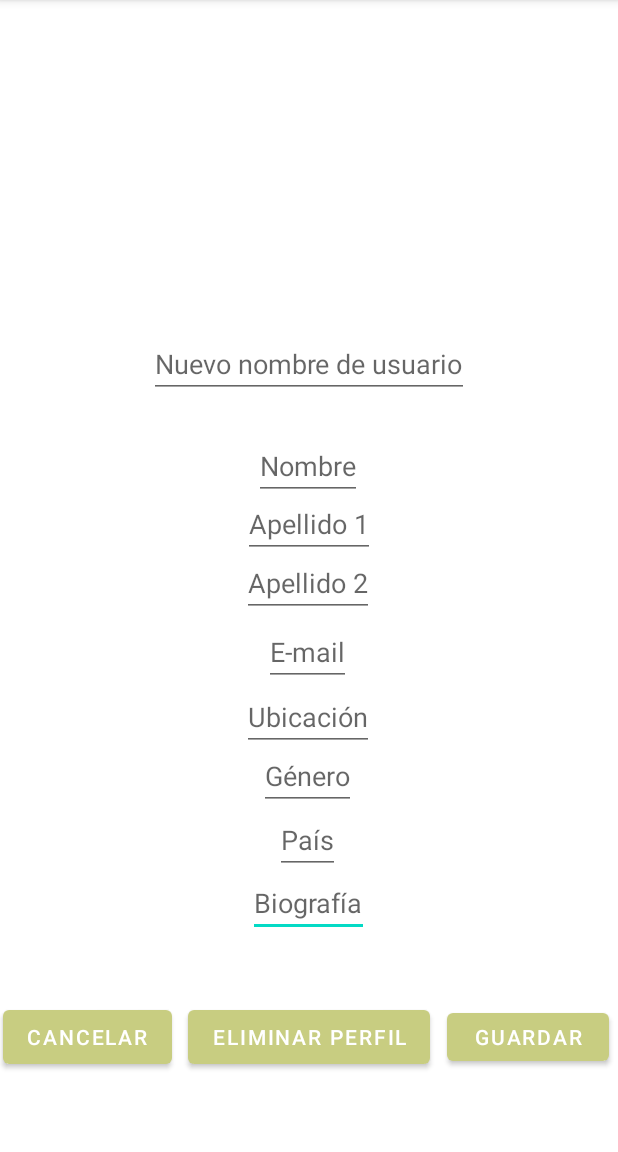
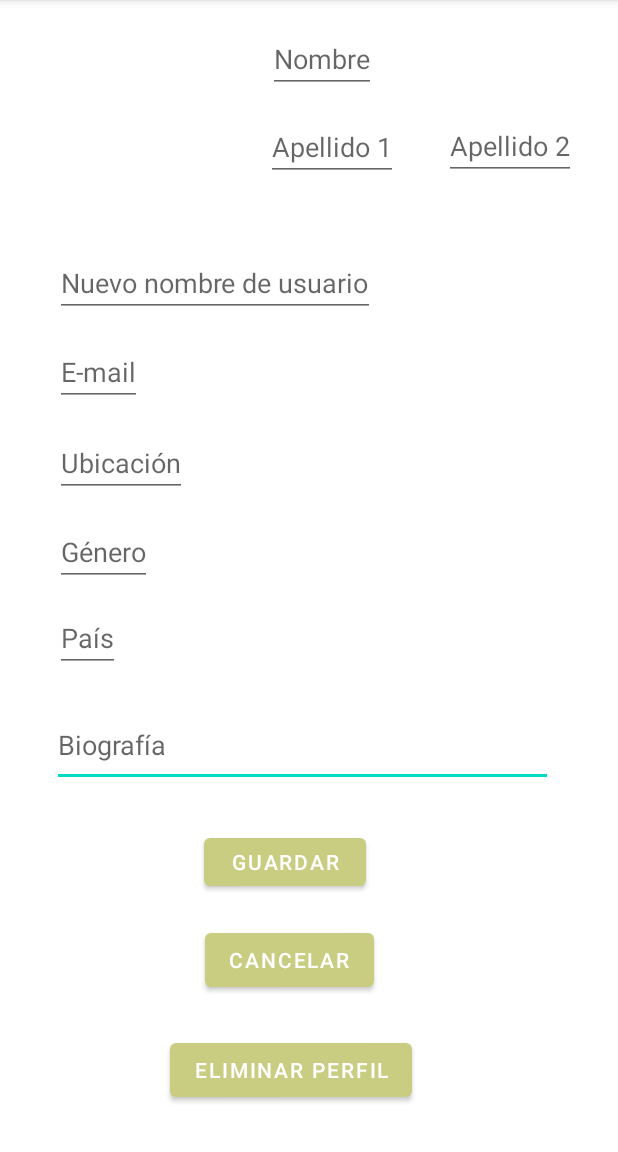
Before and after one commit to isotupa/TapasTop, an Android app: the EditarPerfilActivity screen opened directly, with no data from a screen before it, on a phone screen of 412 x 824 dp, the part 84-1236 px from its top. Run offline under Robolectric (Android 15) with nearby library versions, the phone set to English and light mode, and no system bars.

Commit message:
cambiado cositas

```diff
--- /dev/null
+++ b/app/src/main/res/drawable/iconmonstr_checkbox_21.xml
@@ -0,0 +1,9 @@
+<vector xmlns:android="http://schemas.android.com/apk/res/android"
+    android:width="24dp"
+    android:height="24dp"
+    android:viewportWidth="24"
+    android:viewportHeight="24">
+  <path
+      android:fillColor="#FF000000"
+      android:pathData="M12,0c-6.627,0 -12,5.373 -12,12s5.373,12 12,12 12,-5.373 12,-12 -5.373,-12 -12,-12zM10.041,17l-4.5,-4.319 1.395,-1.435 3.08,2.937 7.021,-7.183 1.422,1.409 -8.418,8.591z"/>
+</vector>
--- a/app/src/main/res/layout/activity_crear_cuenta2.xml
+++ b/app/src/main/res/layout/activity_crear_cuenta2.xml
@@ -82,7 +82,7 @@
         android:text="Terminar"
         app:layout_constraintBottom_toBottomOf="parent"
         app:layout_constraintEnd_toEndOf="parent"
-        app:layout_constraintHorizontal_bias="0.75"
+        app:layout_constraintHorizontal_bias="0.829"
         app:layout_constraintStart_toStartOf="parent"
         app:layout_constraintTop_toBottomOf="@+id/bioCCTxtEdit" />
 
--- a/app/src/main/res/layout/activity_editar_perfil.xml
+++ b/app/src/main/res/layout/activity_editar_perfil.xml
@@ -8,15 +8,15 @@
 
     <EditText
         android:id="@+id/bioEPEdit"
-        android:layout_width="wrap_content"
-        android:layout_height="wrap_content"
+        android:layout_width="334dp"
+        android:layout_height="55dp"
         android:hint="Biografía"
         app:layout_constraintBottom_toBottomOf="parent"
         app:layout_constraintEnd_toEndOf="parent"
-        app:layout_constraintHorizontal_bias="0.498"
+        app:layout_constraintHorizontal_bias="0.441"
         app:layout_constraintStart_toStartOf="parent"
         app:layout_constraintTop_toBottomOf="@+id/cambiarUsernameEPBtn"
-        app:layout_constraintVertical_bias="0.687" />
+        app:layout_constraintVertical_bias="0.515" />
 
     <EditText
         android:id="@+id/paisEPEdit"
@@ -25,10 +25,10 @@
         android:hint="País"
         app:layout_constraintBottom_toBottomOf="parent"
         app:layout_constraintEnd_toEndOf="parent"
-        app:layout_constraintHorizontal_bias="0.498"
+        app:layout_constraintHorizontal_bias="0.1"
         app:layout_constraintStart_toStartOf="parent"
         app:layout_constraintTop_toBottomOf="@+id/cambiarUsernameEPBtn"
-        app:layout_constraintVertical_bias="0.595" />
+        app:layout_constraintVertical_bias="0.374" />
 
     <EditText
         android:id="@+id/cambiarUsernameEPBtn"
@@ -37,9 +37,10 @@
         android:hint="Nuevo nombre de usuario"
         app:layout_constraintBottom_toBottomOf="parent"
         app:layout_constraintEnd_toEndOf="parent"
+        app:layout_constraintHorizontal_bias="0.186"
         app:layout_constraintStart_toStartOf="parent"
         app:layout_constraintTop_toTopOf="parent"
-        app:layout_constraintVertical_bias="0.304" />
+        app:layout_constraintVertical_bias="0.23" />
 
     <EditText
         android:id="@+id/nombreEPEdit"
@@ -48,10 +49,10 @@
         android:hint="Nombre"
         app:layout_constraintBottom_toBottomOf="parent"
         app:layout_constraintEnd_toEndOf="parent"
-        app:layout_constraintHorizontal_bias="0.498"
+        app:layout_constraintHorizontal_bias="0.525"
         app:layout_constraintStart_toStartOf="parent"
-        app:layout_constraintTop_toBottomOf="@+id/cambiarUsernameEPBtn"
-        app:layout_constraintVertical_bias="0.05" />
+        app:layout_constraintTop_toTopOf="parent"
+        app:layout_constraintVertical_bias="0.023" />
 
     <EditText
         android:id="@+id/ap1EPEdit"
@@ -60,9 +61,10 @@
         android:hint="Apellido 1"
         app:layout_constraintBottom_toBottomOf="parent"
         app:layout_constraintEnd_toEndOf="parent"
+        app:layout_constraintHorizontal_bias="0.547"
         app:layout_constraintStart_toStartOf="parent"
-        app:layout_constraintTop_toBottomOf="@+id/cambiarUsernameEPBtn"
-        app:layout_constraintVertical_bias="0.134" />
+        app:layout_constraintTop_toTopOf="parent"
+        app:layout_constraintVertical_bias="0.104" />
 
     <EditText
         android:id="@+id/ap2EPEdit"
@@ -71,10 +73,10 @@
         android:hint="Apellido 2"
         app:layout_constraintBottom_toBottomOf="parent"
         app:layout_constraintEnd_toEndOf="parent"
-        app:layout_constraintHorizontal_bias="0.498"
+        app:layout_constraintHorizontal_bias="0.913"
         app:layout_constraintStart_toStartOf="parent"
-        app:layout_constraintTop_toBottomOf="@+id/cambiarUsernameEPBtn"
-        app:layout_constraintVertical_bias="0.22" />
+        app:layout_constraintTop_toTopOf="parent"
+        app:layout_constraintVertical_bias="0.103" />
 
     <EditText
         android:id="@+id/emailEPEdit"
@@ -83,10 +85,10 @@
         android:hint="E-mail"
         app:layout_constraintBottom_toBottomOf="parent"
         app:layout_constraintEnd_toEndOf="parent"
-        app:layout_constraintHorizontal_bias="0.498"
+        app:layout_constraintHorizontal_bias="0.104"
         app:layout_constraintStart_toStartOf="parent"
         app:layout_constraintTop_toBottomOf="@+id/cambiarUsernameEPBtn"
-        app:layout_constraintVertical_bias="0.32" />
+        app:layout_constraintVertical_bias="0.028" />
 
     <EditText
         android:id="@+id/ubiEPEdit"
@@ -95,10 +97,10 @@
         android:hint="Ubicación"
         app:layout_constraintBottom_toBottomOf="parent"
         app:layout_constraintEnd_toEndOf="parent"
-        app:layout_constraintHorizontal_bias="0.498"
+        app:layout_constraintHorizontal_bias="0.113"
         app:layout_constraintStart_toStartOf="parent"
         app:layout_constraintTop_toBottomOf="@+id/cambiarUsernameEPBtn"
-        app:layout_constraintVertical_bias="0.415" />
+        app:layout_constraintVertical_bias="0.146" />
 
     <EditText
         android:id="@+id/sexoEPEdit"
@@ -107,10 +109,10 @@
         android:hint="Género"
         app:layout_constraintBottom_toBottomOf="parent"
         app:layout_constraintEnd_toEndOf="parent"
-        app:layout_constraintHorizontal_bias="0.498"
+        app:layout_constraintHorizontal_bias="0.106"
         app:layout_constraintStart_toStartOf="parent"
         app:layout_constraintTop_toBottomOf="@+id/cambiarUsernameEPBtn"
-        app:layout_constraintVertical_bias="0.501" />
+        app:layout_constraintVertical_bias="0.262" />
 
     <Button
         android:id="@+id/guardarEPBtn"
@@ -119,10 +121,10 @@
         android:text="Guardar"
         app:layout_constraintBottom_toBottomOf="parent"
         app:layout_constraintEnd_toEndOf="parent"
-        app:layout_constraintHorizontal_bias="0.98"
+        app:layout_constraintHorizontal_bias="0.448"
         app:layout_constraintStart_toStartOf="parent"
         app:layout_constraintTop_toBottomOf="@+id/bioEPEdit"
-        app:layout_constraintVertical_bias="0.448" />
+        app:layout_constraintVertical_bias="0.14" />
 
     <Button
         android:id="@+id/cancelarEPBtn"
@@ -131,10 +133,10 @@
         android:text="Cancelar"
         app:layout_constraintBottom_toBottomOf="parent"
         app:layout_constraintEnd_toEndOf="parent"
-        app:layout_constraintHorizontal_bias="0.006"
+        app:layout_constraintHorizontal_bias="0.457"
         app:layout_constraintStart_toStartOf="parent"
         app:layout_constraintTop_toBottomOf="@+id/bioEPEdit"
-        app:layout_constraintVertical_bias="0.448" />
+        app:layout_constraintVertical_bias="0.469" />
 
     <ImageView
         android:id="@+id/imageView2"
@@ -142,10 +144,10 @@
         android:layout_height="wrap_content"
         app:layout_constraintBottom_toBottomOf="parent"
         app:layout_constraintEnd_toEndOf="parent"
-        app:layout_constraintHorizontal_bias="0.498"
+        app:layout_constraintHorizontal_bias="0.12"
         app:layout_constraintStart_toStartOf="parent"
         app:layout_constraintTop_toTopOf="parent"
-        app:layout_constraintVertical_bias="0.067"
+        app:layout_constraintVertical_bias="0.003"
         tools:srcCompat="@tools:sample/avatars" />
 
     <Button
@@ -154,10 +156,10 @@
         android:layout_height="wrap_content"
         android:text="Eliminar perfil"
         app:layout_constraintBottom_toBottomOf="parent"
-        app:layout_constraintEnd_toStartOf="@+id/guardarEPBtn"
-        app:layout_constraintHorizontal_bias="0.47"
-        app:layout_constraintStart_toEndOf="@+id/cancelarEPBtn"
-        app:layout_constraintTop_toBottomOf="@+id/bioEPEdit"
-        app:layout_constraintVertical_bias="0.448" />
+        app:layout_constraintEnd_toEndOf="parent"
+        app:layout_constraintHorizontal_bias="0.451"
+        app:layout_constraintStart_toStartOf="parent"
+        app:layout_constraintTop_toTopOf="parent"
+        app:layout_constraintVertical_bias="0.957" />
 
 </androidx.constraintlayout.widget.ConstraintLayout>
--- a/app/src/main/res/layout/activity_vuelta_alogin.xml
+++ b/app/src/main/res/layout/activity_vuelta_alogin.xml
@@ -14,14 +14,14 @@
         app:layout_constraintEnd_toEndOf="parent"
         app:layout_constraintStart_toStartOf="parent"
         app:layout_constraintTop_toBottomOf="@+id/cuentaCreadaTxt"
-        app:layout_constraintVertical_bias="0.089"
-        app:srcCompat="@android:drawable/presence_online" />
+        app:layout_constraintVertical_bias="0.179"
+        app:srcCompat="@drawable/iconmonstr_checkbox_21" />
 
     <TextView
         android:id="@+id/cuentaCreadaTxt"
         android:layout_width="wrap_content"
         android:layout_height="wrap_content"
-        android:text="Cuenta Creada!"
+        android:text="¡Cuenta Creada!"
         android:textSize="34sp"
         app:layout_constraintBottom_toBottomOf="parent"
         app:layout_constraintEnd_toEndOf="parent"
@@ -41,4 +41,16 @@
         app:layout_constraintStart_toStartOf="parent"
         app:layout_constraintTop_toBottomOf="@+id/imgTickImg"
         app:layout_constraintVertical_bias="0.474" />
+
+    <TextView
+        android:id="@+id/textView"
+        android:layout_width="303dp"
+        android:layout_height="92dp"
+        android:text="Para poder hacer login, accede a tu correo electrónico y pulsa el botón de verificar"
+        android:textAlignment="center"
+        android:textSize="20sp"
+        app:layout_constraintBottom_toTopOf="@+id/vueltaALoginBtn"
+        app:layout_constraintEnd_toEndOf="parent"
+        app:layout_constraintStart_toStartOf="parent"
+        app:layout_constraintTop_toBottomOf="@+id/imgTickImg" />
 </androidx.constraintlayout.widget.ConstraintLayout>
```
Also changed, not shown: app/src/main/res/tick/iconmonstr-checkbox-21.svg (added).
